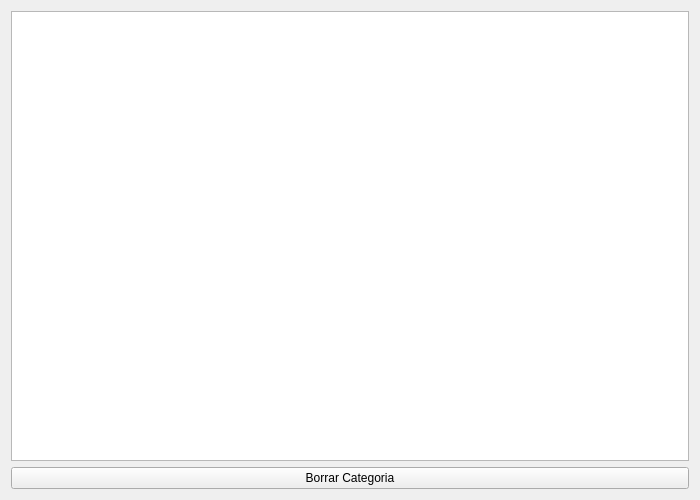
Before: the Qt Designer form ventanalistarcategorias.ui in IvanParedes03/TriviaLP2, drawn with Qt 5.
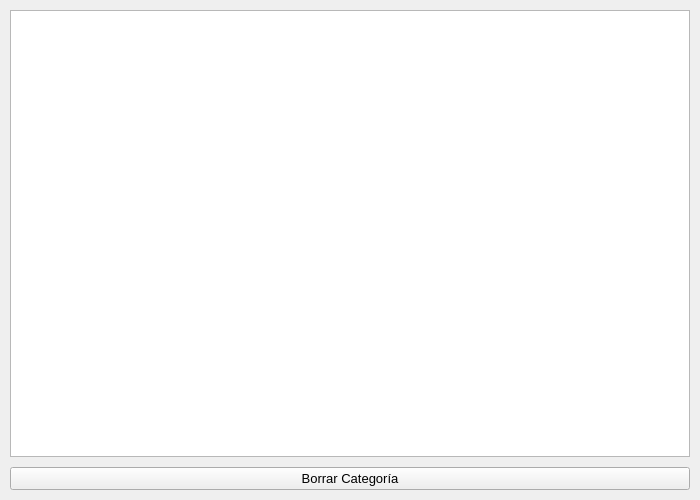
After: the same form once the commit is applied.

Diff of the .ui file:
```diff
--- a/ventanalistarcategorias.ui
+++ b/ventanalistarcategorias.ui
@@ -26,19 +26,33 @@
    <string>Form</string>
   </property>
   <layout class="QVBoxLayout" name="verticalLayout">
+   <property name="spacing">
+    <number>10</number>
+   </property>
+   <property name="leftMargin">
+    <number>10</number>
+   </property>
+   <property name="topMargin">
+    <number>10</number>
+   </property>
+   <property name="rightMargin">
+    <number>10</number>
+   </property>
+   <property name="bottomMargin">
+    <number>10</number>
+   </property>
    <item>
     <widget class="QListWidget" name="listWidget_listaCategorias">
      <property name="minimumSize">
       <size>
-       <width>600</width>
-       <height>450</height>
+       <width>400</width>
+       <height>350</height>
       </size>
      </property>
-     <property name="maximumSize">
-      <size>
-       <width>690</width>
-       <height>450</height>
-      </size>
+     <property name="font">
+      <font>
+       <pointsize>10</pointsize>
+      </font>
      </property>
     </widget>
    </item>
@@ -46,8 +60,13 @@
     <layout class="QHBoxLayout" name="horizontalLayout">
      <item>
       <widget class="QPushButton" name="pushButton_borrarCategoriaSeleccionada">
+       <property name="font">
+        <font>
+         <pointsize>10</pointsize>
+        </font>
+       </property>
        <property name="text">
-        <string>Borrar Categoria</string>
+        <string>Borrar Categoría</string>
        </property>
       </widget>
      </item>
```
